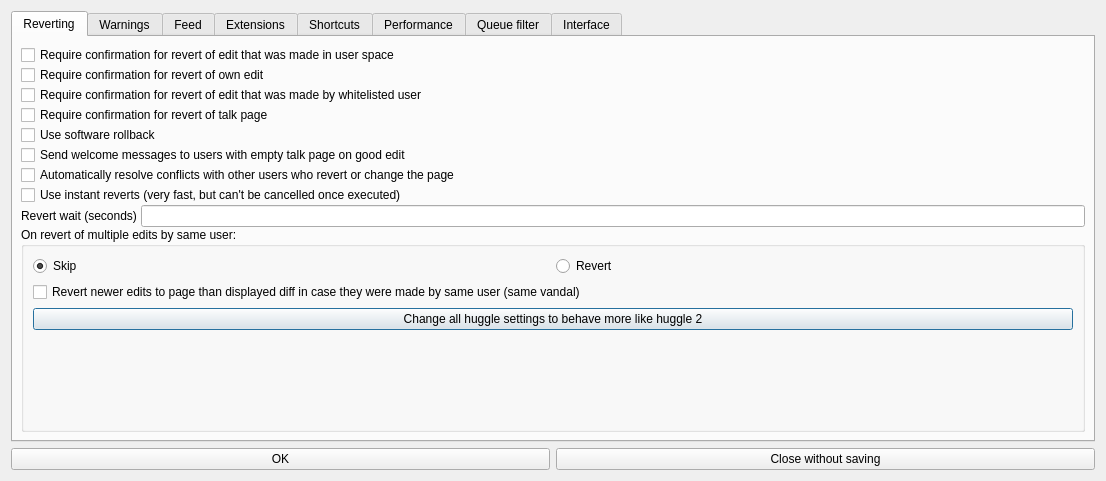
Qt form huggle/preferences.ui (huggle/huggle3-qt-lx) before a commit.
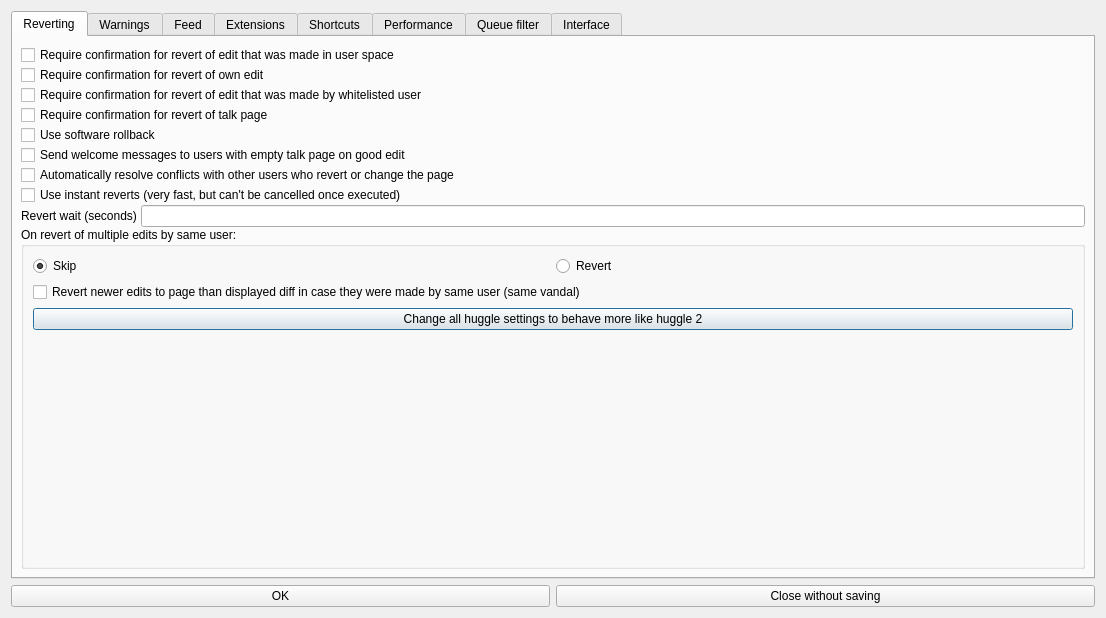
The same form after that commit. Icons and pictures are not drawn.

```diff
--- a/huggle/preferences.ui
+++ b/huggle/preferences.ui
@@ -7,7 +7,7 @@
     <x>0</x>
     <y>0</y>
     <width>1106</width>
-    <height>481</height>
+    <height>618</height>
    </rect>
   </property>
   <property name="sizePolicy">
```
Left out of the diff: 6 changed lines with no effect on the pictures.
